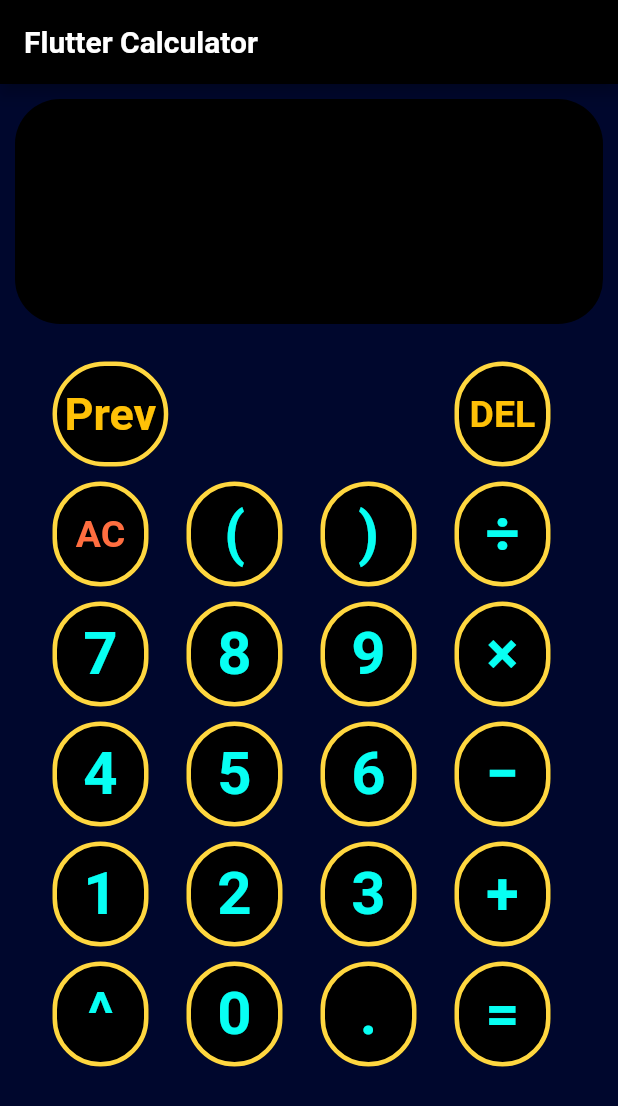
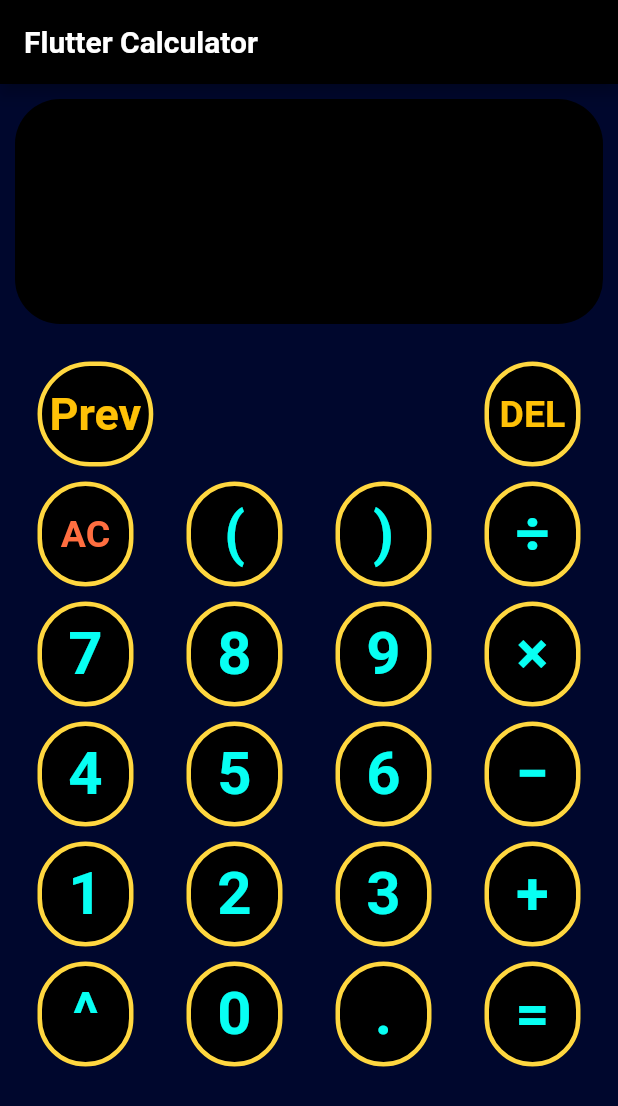
Before and after one commit to triet0612/calculator_app_flutter, a Flutter app: the screen it shows after launch, on a phone screen of 412 x 824 dp. Shown: the top 1106 px of the screen. Run offline on Flutter 3.47's test engine with Material 2 defaults, Android fonts, the phone set to English and light mode, and no system bars; our stand-ins replace google_fonts; Roboto replaces fonts that are missing (Ubuntu).

Commit message:
spacing-change

```diff
--- a/lib/calculator.dart
+++ b/lib/calculator.dart
@@ -108,7 +108,7 @@ class _CalculatorWidgetState extends State<CalculatorWidget> {
     const color = Color.fromARGB(255, 7, 255, 243);
     return Column(children: [
       Container(
-        padding: const EdgeInsets.fromLTRB(20, 20, 30, 0),
+        padding: const EdgeInsets.fromLTRB(10, 20, 10, 0),
         child: Row(
           mainAxisAlignment: MainAxisAlignment.spaceBetween,
           children: [
@@ -118,7 +118,7 @@ class _CalculatorWidgetState extends State<CalculatorWidget> {
         ),
       ),
       Container(
-        padding: const EdgeInsets.fromLTRB(20, 0, 30, 20),
+        padding: const EdgeInsets.fromLTRB(10, 0, 10, 20),
         child: Row(
           mainAxisAlignment: MainAxisAlignment.spaceBetween,
           children: [
```
